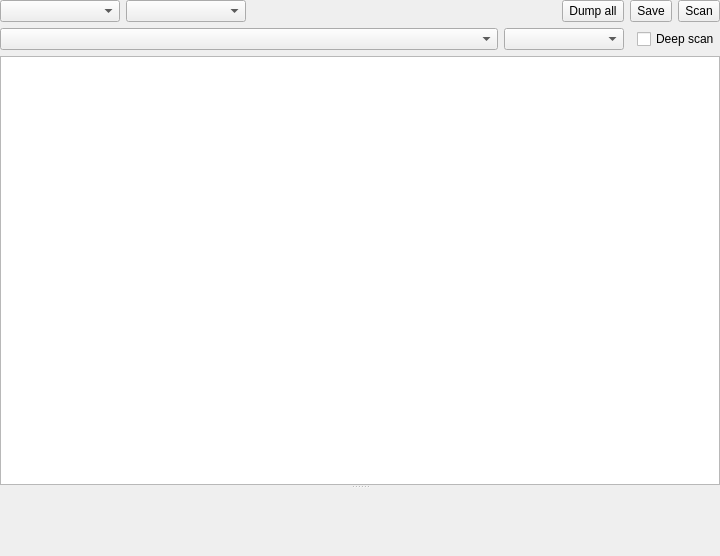
Above: xextractorwidget.ui from horsicq/XExtractorWidget before the change. Below: the same form after it.
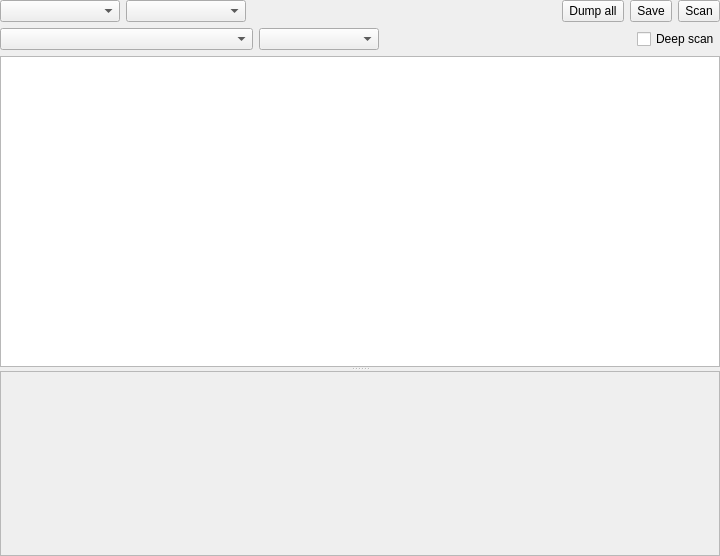
That is the form after the change. Custom widgets are drawn as their Qt base class.

What changed in the file:
```diff
--- a/xextractorwidget.ui
+++ b/xextractorwidget.ui
@@ -160,6 +160,12 @@
        <property name="orientation">
         <enum>Qt::Orientation::Horizontal</enum>
        </property>
+       <property name="sizeHint" stdset="0">
+        <size>
+         <width>0</width>
+         <height>0</height>
+        </size>
+       </property>
       </spacer>
      </item>
      <item>
@@ -211,7 +217,7 @@
        <bool>false</bool>
       </attribute>
      </widget>
-     <widget class="XHexView" name="widgetHex" native="true">
+     <widget class="XHexViewEx" name="widgetHex">
       <property name="sizePolicy">
        <sizepolicy hsizetype="Expanding" vsizetype="Expanding">
         <horstretch>0</horstretch>
@@ -225,9 +231,9 @@
  </widget>
  <customwidgets>
   <customwidget>
-   <class>XHexView</class>
-   <extends>QWidget</extends>
-   <header>xhexview.h</header>
+   <class>XHexViewEx</class>
+   <extends>QScrollArea</extends>
+   <header>xhexviewex.h</header>
    <container>1</container>
   </customwidget>
   <customwidget>
```
